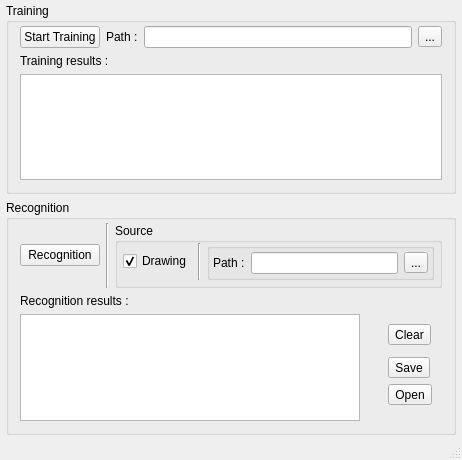
Above: mainwindow.ui from JuPrgn/NNumberRec before the change. Below: the same form after it.
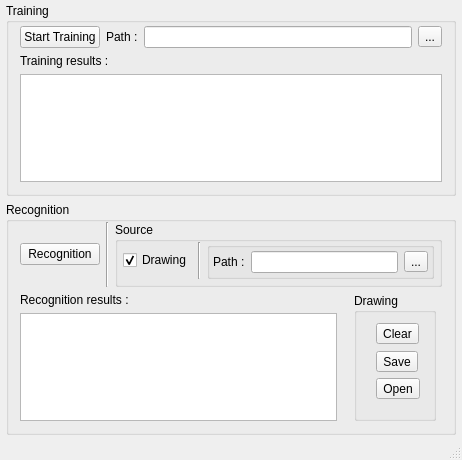
That is the form after the change.

Commit message: Ajout bar chart

Patch:
```diff
--- a/mainwindow.ui
+++ b/mainwindow.ui
@@ -90,7 +90,7 @@
       </property>
       <layout class="QGridLayout" name="gridLayout_3">
        <property name="topMargin">
-        <number>3</number>
+        <number>0</number>
        </property>
        <item row="1" column="0">
         <widget class="QLabel" name="label_2">
@@ -99,92 +99,7 @@
          </property>
         </widget>
        </item>
-       <item row="2" column="0">
-        <widget class="QTextEdit" name="teResult"/>
-       </item>
-       <item row="2" column="2">
-        <layout class="QGridLayout" name="gridLayout_4">
-         <property name="leftMargin">
-          <number>5</number>
-         </property>
-         <property name="topMargin">
-          <number>5</number>
-         </property>
-         <property name="rightMargin">
-          <number>5</number>
-         </property>
-         <property name="bottomMargin">
-          <number>5</number>
-         </property>
-         <item row="0" column="0" rowspan="2">
-          <layout class="QHBoxLayout" name="hlScribble">
-           <property name="leftMargin">
-            <number>3</number>
-           </property>
-           <property name="topMargin">
-            <number>3</number>
-           </property>
-           <property name="rightMargin">
-            <number>3</number>
-           </property>
-           <property name="bottomMargin">
-            <number>3</number>
-           </property>
-          </layout>
-         </item>
-         <item row="0" column="1">
-          <layout class="QVBoxLayout" name="verticalLayout">
-           <property name="leftMargin">
-            <number>5</number>
-           </property>
-           <property name="topMargin">
-            <number>5</number>
-           </property>
-           <property name="rightMargin">
-            <number>5</number>
-           </property>
-           <property name="bottomMargin">
-            <number>5</number>
-           </property>
-           <item>
-            <widget class="QToolButton" name="tbClear">
-             <property name="text">
-              <string>Clear</string>
-             </property>
-            </widget>
-           </item>
-           <item>
-            <spacer name="verticalSpacer">
-             <property name="orientation">
-              <enum>Qt::Vertical</enum>
-             </property>
-             <property name="sizeHint" stdset="0">
-              <size>
-               <width>20</width>
-               <height>40</height>
-              </size>
-             </property>
-            </spacer>
-           </item>
-           <item>
-            <widget class="QToolButton" name="tbSave">
-             <property name="text">
-              <string>Save</string>
-             </property>
-            </widget>
-           </item>
-           <item>
-            <widget class="QToolButton" name="tbOpen">
-             <property name="text">
-              <string>Open</string>
-             </property>
-            </widget>
-           </item>
-          </layout>
-         </item>
-        </layout>
-       </item>
-       <item row="0" column="0" colspan="3">
+       <item row="0" column="0" colspan="4">
         <layout class="QHBoxLayout" name="horizontalLayout_2">
          <property name="topMargin">
           <number>0</number>
@@ -281,6 +196,122 @@
          </item>
         </layout>
        </item>
+       <item row="2" column="0">
+        <widget class="QTextEdit" name="teResult"/>
+       </item>
+       <item row="1" column="2" rowspan="2">
+        <widget class="QGroupBox" name="groupBox_5">
+         <property name="title">
+          <string>Drawing</string>
+         </property>
+         <layout class="QGridLayout" name="gridLayout_7">
+          <property name="leftMargin">
+           <number>3</number>
+          </property>
+          <property name="topMargin">
+           <number>0</number>
+          </property>
+          <property name="rightMargin">
+           <number>3</number>
+          </property>
+          <property name="bottomMargin">
+           <number>3</number>
+          </property>
+          <item row="0" column="0">
+           <layout class="QGridLayout" name="gridLayout_4">
+            <property name="leftMargin">
+             <number>5</number>
+            </property>
+            <property name="topMargin">
+             <number>5</number>
+            </property>
+            <property name="rightMargin">
+             <number>5</number>
+            </property>
+            <property name="bottomMargin">
+             <number>5</number>
+            </property>
+            <item row="0" column="0" rowspan="2">
+             <layout class="QHBoxLayout" name="hlScribble">
+              <property name="leftMargin">
+               <number>3</number>
+              </property>
+              <property name="topMargin">
+               <number>3</number>
+              </property>
+              <property name="rightMargin">
+               <number>3</number>
+              </property>
+              <property name="bottomMargin">
+               <number>3</number>
+              </property>
+             </layout>
+            </item>
+            <item row="0" column="1">
+             <layout class="QVBoxLayout" name="verticalLayout">
+              <property name="leftMargin">
+               <number>5</number>
+              </property>
+              <property name="topMargin">
+               <number>5</number>
+              </property>
+              <property name="rightMargin">
+               <number>5</number>
+              </property>
+              <property name="bottomMargin">
+               <number>5</number>
+              </property>
+              <item>
+               <widget class="QToolButton" name="tbClear">
+                <property name="text">
+                 <string>Clear</string>
+                </property>
+               </widget>
+              </item>
+              <item>
+               <spacer name="verticalSpacer">
+                <property name="orientation">
+                 <enum>Qt::Vertical</enum>
+                </property>
+                <property name="sizeHint" stdset="0">
+                 <size>
+                  <width>20</width>
+                  <height>40</height>
+                 </size>
+                </property>
+               </spacer>
+              </item>
+              <item>
+               <widget class="QToolButton" name="tbSave">
+                <property name="text">
+                 <string>Save</string>
+                </property>
+               </widget>
+              </item>
+              <item>
+               <widget class="QToolButton" name="tbOpen">
+                <property name="text">
+                 <string>Open</string>
+                </property>
+               </widget>
+              </item>
+             </layout>
+            </item>
+           </layout>
+          </item>
+         </layout>
+        </widget>
+       </item>
+       <item row="1" column="1" rowspan="2">
+        <layout class="QHBoxLayout" name="layChart">
+         <property name="leftMargin">
+          <number>5</number>
+         </property>
+         <property name="topMargin">
+          <number>5</number>
+         </property>
+        </layout>
+       </item>
       </layout>
      </widget>
     </item>
```
The commit also changes 3 other files.
